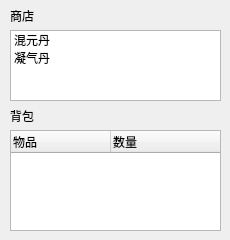
First picture: the form in medicine.ui, repository luobochuanqi/FishImmortality, before the edit.
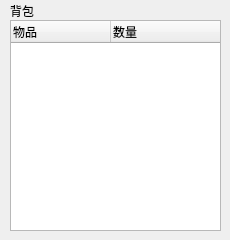
Second picture: the form after the edit.

Commit message: 更新丹药ui

Patch:
```diff
--- a/medicine.ui
+++ b/medicine.ui
@@ -13,44 +13,11 @@
   <property name="windowTitle">
    <string>Form</string>
   </property>
-  <widget class="QListWidget" name="shopList">
-   <property name="geometry">
-    <rect>
-     <x>10</x>
-     <y>30</y>
-     <width>211</width>
-     <height>71</height>
-    </rect>
-   </property>
-   <item>
-    <property name="text">
-     <string>混元丹</string>
-    </property>
-   </item>
-   <item>
-    <property name="text">
-     <string>凝气丹</string>
-    </property>
-   </item>
-  </widget>
-  <widget class="QLabel" name="shop">
-   <property name="geometry">
-    <rect>
-     <x>10</x>
-     <y>5</y>
-     <width>31</width>
-     <height>21</height>
-    </rect>
-   </property>
-   <property name="text">
-    <string>商店</string>
-   </property>
-  </widget>
   <widget class="QLabel" name="bag">
    <property name="geometry">
     <rect>
      <x>10</x>
-     <y>105</y>
+     <y>0</y>
      <width>31</width>
      <height>21</height>
     </rect>
@@ -63,9 +30,9 @@
    <property name="geometry">
     <rect>
      <x>10</x>
-     <y>130</y>
+     <y>20</y>
      <width>211</width>
-     <height>101</height>
+     <height>211</height>
     </rect>
    </property>
    <column>
```
The commit also changes 1 other file.
